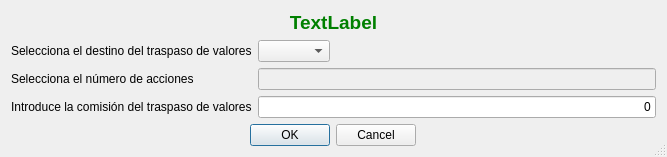
Qt form ui/frmTraspasoValores.ui (turulomio/xulpymoney) before a commit.
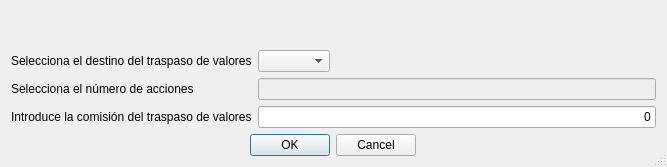
The same form after that commit. Icons and pictures are not drawn. Custom widgets are drawn as their Qt base class.

Patch:
```diff
--- a/ui/frmTraspasoValores.ui
+++ b/ui/frmTraspasoValores.ui
@@ -7,7 +7,7 @@
     <x>0</x>
     <y>0</y>
     <width>667</width>
-    <height>157</height>
+    <height>167</height>
    </rect>
   </property>
   <property name="windowTitle">
@@ -35,9 +35,6 @@
        <property name="styleSheet">
         <string notr="true">color: rgb(0, 128, 0);</string>
        </property>
-       <property name="text">
-        <string>TextLabel</string>
-       </property>
        <property name="alignment">
         <set>Qt::AlignCenter</set>
        </property>
```
